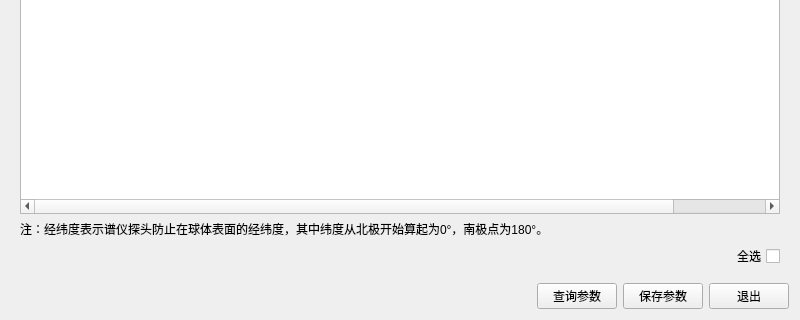
This is detsettingwindow.ui in MrXiaomao/HXR_Detector as Qt 5 draws it before an edit; both pictures show x 0 to 800 and y 380 to 700 of the 800 by 700 pixel window. The edited form follows.
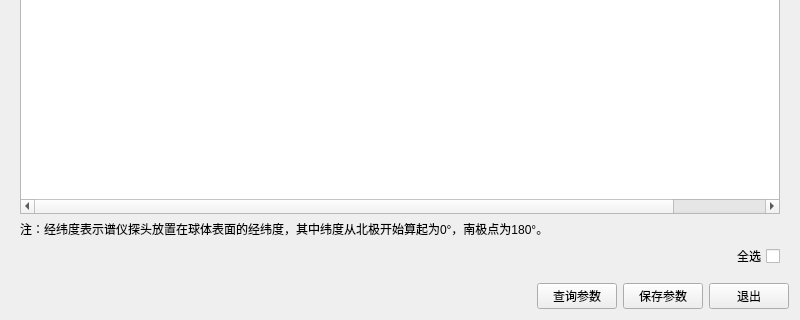
This is the edited form.

Diff of the .ui file:
```diff
--- a/detsettingwindow.ui
+++ b/detsettingwindow.ui
@@ -465,7 +465,7 @@
       <item>
        <widget class="QLabel" name="label_9">
         <property name="text">
-         <string>注：经纬度表示谱仪探头防止在球体表面的经纬度，其中纬度从北极开始算起为0°，南极点为180°。</string>
+         <string>注：经纬度表示谱仪探头放置在球体表面的经纬度，其中纬度从北极开始算起为0°，南极点为180°。</string>
         </property>
         <property name="wordWrap">
          <bool>true</bool>
```
